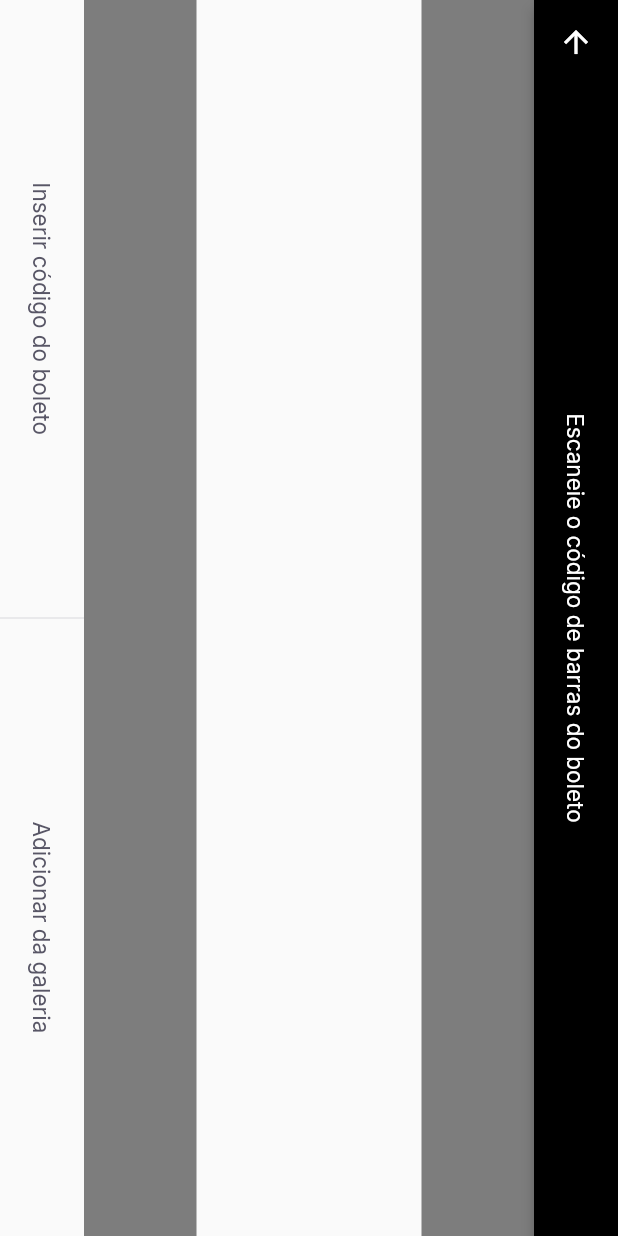
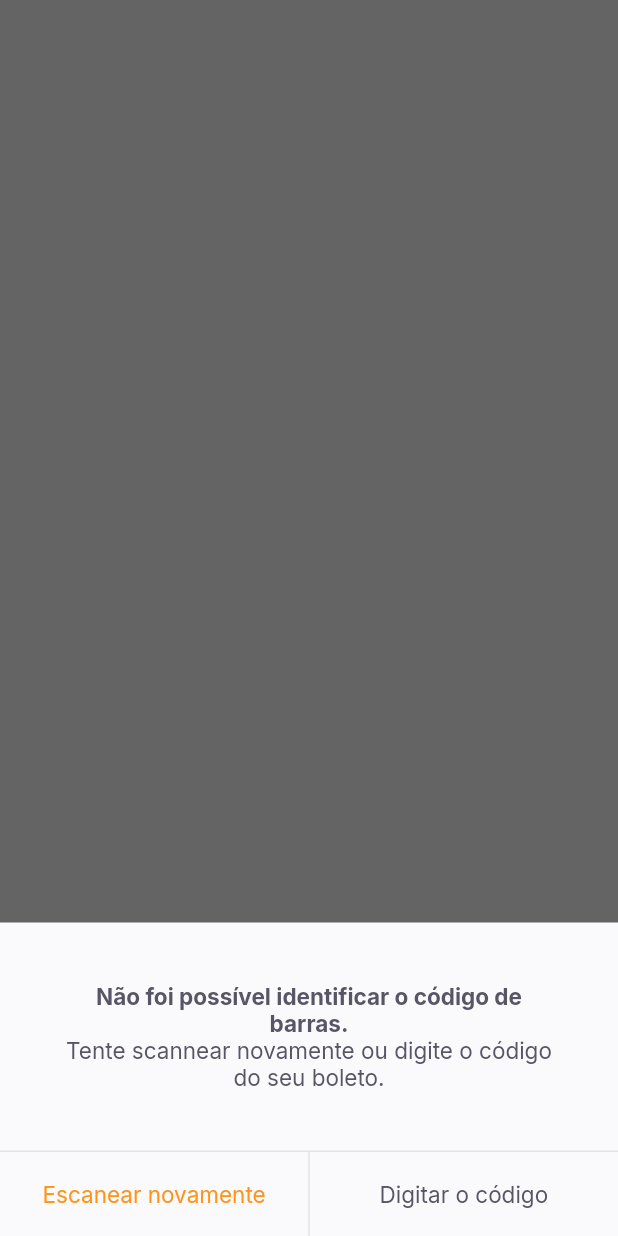
Before and after one commit to David-TM12/payflow-flutter, a Flutter app: the BarcodeScannerPage screen opened by its route, on a phone screen of 412 x 824 dp. Run offline on Flutter 3.47's test engine with Material 2 defaults, Android fonts, the phone set to English and light mode, and no system bars; our stand-ins replace firebase_core, google_fonts, google_sign_in, shared_preferences; accounts and stored records are empty.

Commit message:
Adicionando bottom_sheet_widget

```diff
--- a/lib/modules/barcode_scanner/barcode_scanner_page.dart
+++ b/lib/modules/barcode_scanner/barcode_scanner_page.dart
@@ -1,8 +1,7 @@
 import 'package:flutter/material.dart';
 import 'package:payflow/shared/themes/app_colors.dart';
 import 'package:payflow/shared/themes/app_text_style.dart';
-import 'package:payflow/shared/widgets/divider_vertical/divider_vertical_widget.dart';
-import 'package:payflow/shared/widgets/label_button/label_button.dart';
+import 'package:payflow/shared/widgets/bottom_sheet/bottom_sheet_widget.dart';
 import 'package:payflow/shared/widgets/set_label_buttons/set_label_buttons.dart';
 
 class BarcodeScannerPage extends StatefulWidget {
@@ -15,6 +14,15 @@ class BarcodeScannerPage extends StatefulWidget {
 class _BarcodeScannerPageState extends State<BarcodeScannerPage> {
   @override
   Widget build(BuildContext context) {
+    return BottomSheetWidget(
+      primaryLabel: "Escanear novamente",
+      primaryOnPressed: () {},
+      secondaryLabel: "Digitar o código",
+      secondaryOnPressed: () {},
+      title: "Não foi possível identificar o código de barras.",
+      subtitle: "Tente scannear novamente ou digite o código do seu boleto.",
+    );
+
     return SafeArea(
       top: true,
       bottom: true,
--- /dev/null
+++ b/lib/shared/widgets/bottom_sheet/bottom_sheet_widget.dart
@@ -0,0 +1,70 @@
+import 'package:flutter/material.dart';
+import 'package:payflow/shared/themes/app_colors.dart';
+import 'package:payflow/shared/themes/app_text_style.dart';
+import 'package:payflow/shared/widgets/set_label_buttons/set_label_buttons.dart';
+
+class BottomSheetWidget extends StatelessWidget {
+  final String primaryLabel;
+  final VoidCallback primaryOnPressed;
+  final String secondaryLabel;
+  final VoidCallback secondaryOnPressed;
+  final String title;
+  final String subtitle;
+  const BottomSheetWidget(
+      {Key? key,
+      required this.primaryLabel,
+      required this.primaryOnPressed,
+      required this.secondaryLabel,
+      required this.secondaryOnPressed,
+      required this.title,
+      required this.subtitle})
+      : super(key: key);
+
+  @override
+  Widget build(BuildContext context) {
+    return Material(
+      child: Container(
+        color: AppColors.shape,
+        child: Column(
+          children: [
+            Expanded(
+              child: Container(
+                color: Colors.black.withOpacity(0.6),
+              ),
+            ),
+            Column(
+              children: [
+                Padding(
+                  padding: const EdgeInsets.all(40),
+                  child: Text.rich(
+                    TextSpan(
+                        text: title,
+                        style: TextStyles.buttonBoldHeading,
+                        children: [
+                          TextSpan(
+                            text: "\n$subtitle",
+                            style: TextStyles.buttonHeading,
+                          ),
+                        ]),
+                    textAlign: TextAlign.center,
+                  ),
+                ),
+                Container(
+                  height: 1,
+                  color: AppColors.stroke,
+                ),
+                SetLabelButtons(
+                  enablePrimaryColor: true,
+                  primaryLabel: primaryLabel,
+                  primaryOnPressed: primaryOnPressed,
+                  secondaryLabel: secondaryLabel,
+                  secondaryOnPressed: secondaryOnPressed,
+                )
+              ],
+            ),
+          ],
+        ),
+      ),
+    );
+  }
+}
--- a/lib/shared/widgets/label_button/label_button.dart
+++ b/lib/shared/widgets/label_button/label_button.dart
@@ -4,8 +4,13 @@ import 'package:payflow/shared/themes/app_text_style.dart';
 class LabelButton extends StatelessWidget {
   final String label;
   final VoidCallback onPressed;
-  const LabelButton({Key? key, required this.label, required this.onPressed})
-      : super(key: key);
+  final TextStyle? style;
+  const LabelButton({
+    Key? key,
+    required this.label,
+    required this.onPressed,
+    this.style,
+  }) : super(key: key);
 
   @override
   Widget build(BuildContext context) {
@@ -15,7 +20,7 @@ class LabelButton extends StatelessWidget {
         onPressed: onPressed,
         child: Text(
           label,
-          style: TextStyles.buttonHeading,
+          style: style ?? TextStyles.buttonHeading,
         ),
       ),
     );
--- a/lib/shared/widgets/set_label_buttons/set_label_buttons.dart
+++ b/lib/shared/widgets/set_label_buttons/set_label_buttons.dart
@@ -1,4 +1,5 @@
 import 'package:flutter/material.dart';
+import 'package:payflow/shared/themes/app_text_style.dart';
 import 'package:payflow/shared/widgets/divider_vertical/divider_vertical_widget.dart';
 import 'package:payflow/shared/widgets/label_button/label_button.dart';
 
@@ -7,12 +8,15 @@ class SetLabelButtons extends StatelessWidget {
   final VoidCallback primaryOnPressed;
   final String secondaryLabel;
   final VoidCallback secondaryOnPressed;
+  final bool enablePrimaryColor;
+
   const SetLabelButtons({
     Key? key,
     required this.primaryLabel,
     required this.primaryOnPressed,
     required this.secondaryLabel,
     required this.secondaryOnPressed,
+    this.enablePrimaryColor = false,
   }) : super(key: key);
 
   @override
@@ -25,6 +29,7 @@ class SetLabelButtons extends StatelessWidget {
               child: LabelButton(
             label: primaryLabel,
             onPressed: primaryOnPressed,
+            style: enablePrimaryColor ? TextStyles.buttonPrimary : null,
           )),
           DividerVerticalWidget(),
           Expanded(
```
